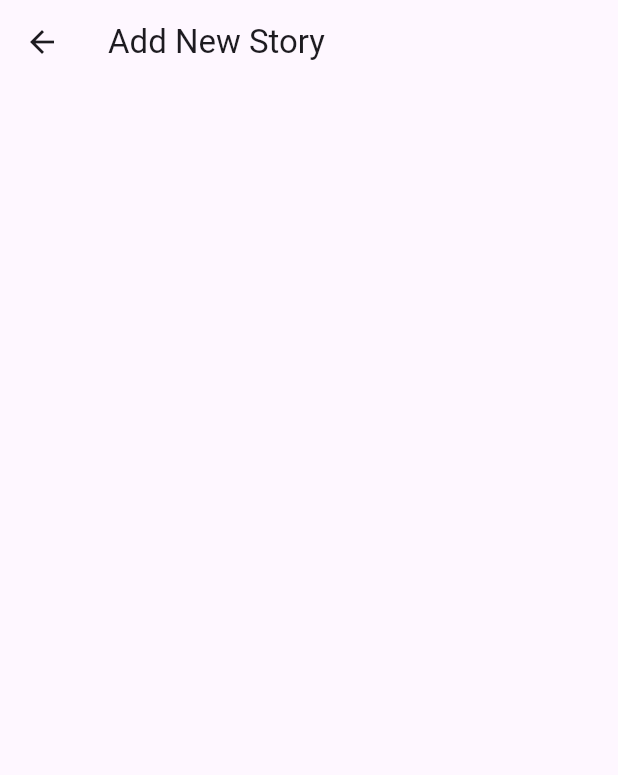
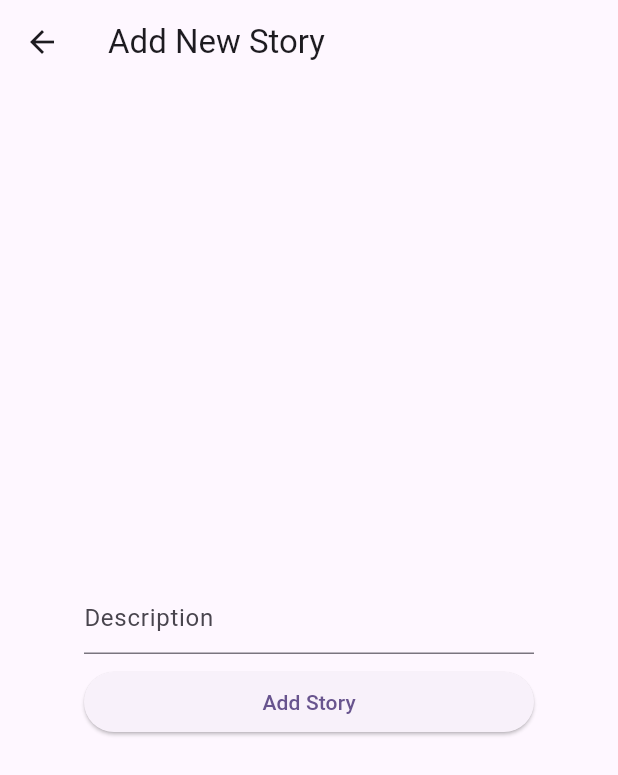
Before and after one commit to imaldi/story_app, a Flutter app: the AddNewStoryScreen screen opened directly, on a phone screen of 412 x 824 dp. Shown: the top 775 px of the screen. Run offline on Flutter 3.47's test engine with Material 3 defaults, Android fonts, the phone set to English and light mode, and no system bars; our stand-ins replace equatable, shared_preferences; accounts and stored records are empty.

Commit message:
done add new story page layout

```diff
--- a/lib/provider/add_story_provider.dart
+++ b/lib/provider/add_story_provider.dart
@@ -7,51 +7,62 @@ class AddStoryProvider extends ChangeNotifier {
   final StoryApiServices _apiServices;
 
   AddStoryProvider(
-      this._apiServices,
-      );
+    this._apiServices,
+  );
 
   AddStoryResultState _addStoryResultState = AddStoryNoneState();
 
   AddStoryResultState get addStoryResultState => _addStoryResultState;
 
+  bool isLoadingAddStory = false;
 
-  Future<void> addStory(Story story) async {
+  Future<bool> addStory(Story story) async {
     try {
       _addStoryResultState = AddStoryLoadingState();
       notifyListeners();
 
-      final result = await _apiServices.addNewStory(description: story.description ?? "", photoPath: story.photoUrl ?? "") ;
+      final result = await _apiServices.addNewStory(
+          description: story.description ?? "",
+          photoPath: story.photoUrl ?? "");
 
-      if (result.error ?? false) {
-        _addStoryResultState = AddStoryErrorState(result.message ?? "");
+      if (!result) {
+        _addStoryResultState = AddStoryErrorState("Failed add story");
         notifyListeners();
+        return false;
       } else {
         _addStoryResultState = AddStorySuccessState();
         notifyListeners();
+        return result;
       }
     } on Exception catch (e) {
       _addStoryResultState = AddStoryErrorState(e.toString());
       notifyListeners();
+      return false;
     }
   }
 
-  Future<void> addStoryAsGuest(Story story) async {
+  Future<bool> addStoryAsGuest(Story story) async {
     try {
       _addStoryResultState = AddStoryLoadingState();
       notifyListeners();
 
-      final result = await _apiServices.addNewStory(description: story.description ?? "", photoPath: story.photoUrl ?? "") ;
+      final result = await _apiServices.addNewStory(
+          description: story.description ?? "",
+          photoPath: story.photoUrl ?? "");
 
-      if (result.error ?? false) {
-        _addStoryResultState = AddStoryErrorState(result.message ?? "");
+      if (!result) {
+        _addStoryResultState = AddStoryErrorState("Failed Add Story");
         notifyListeners();
+        return false;
       } else {
         _addStoryResultState = AddStorySuccessState();
         notifyListeners();
+        return result;
       }
     } on Exception catch (e) {
       _addStoryResultState = AddStoryErrorState(e.toString());
       notifyListeners();
+      return false;
     }
   }
 }
--- a/lib/routes/router_delegate.dart
+++ b/lib/routes/router_delegate.dart
@@ -93,6 +93,9 @@ class MyRouterDelegate extends RouterDelegate
               onPop: () {
                 isAddingNewStory = false;
               },
+              onSuccessAdd: () {
+                isAddingNewStory = false;
+              },
             ),
           ),
       ];
--- a/lib/screen/add_new_story_screen.dart
+++ b/lib/screen/add_new_story_screen.dart
@@ -1,15 +1,26 @@
 import 'package:flutter/material.dart';
+import 'package:provider/provider.dart';
+import 'package:story_app/model/story_response.dart';
+import 'package:story_app/provider/add_story_provider.dart';
 
 class AddNewStoryScreen extends StatefulWidget {
-  const AddNewStoryScreen({required this.onPop, super.key});
+  const AddNewStoryScreen(
+      {required this.onPop, required this.onSuccessAdd, super.key});
 
   final Function() onPop;
+  final Function() onSuccessAdd;
 
   @override
   State<AddNewStoryScreen> createState() => _AddNewStoryScreenState();
 }
 
 class _AddNewStoryScreenState extends State<AddNewStoryScreen> {
+  final titleController = TextEditingController();
+
+  final descriptionController = TextEditingController();
+
+  final formKey = GlobalKey<FormState>();
+
   @override
   Widget build(BuildContext context) {
     return PopScope(
@@ -20,6 +31,65 @@ class _AddNewStoryScreenState extends State<AddNewStoryScreen> {
         appBar: AppBar(
           title: Text('Add New Story'),
         ),
+        body: Center(
+          child: ConstrainedBox(
+            constraints: const BoxConstraints(maxWidth: 300),
+            child: Form(
+              key: formKey,
+              child: Column(
+                mainAxisAlignment: MainAxisAlignment.center,
+                crossAxisAlignment: CrossAxisAlignment.stretch,
+                children: [
+                  // TextFormField(
+                  //   controller: titleController,
+                  //   validator: (value) {
+                  //     if (value == null || value.isEmpty) {
+                  //       return 'Please enter your email.';
+                  //     }
+                  //     return null;
+                  //   },
+                  //   decoration: const InputDecoration(
+                  //     hintText: "Email",
+                  //   ),
+                  // ),
+                  const SizedBox(height: 8),
+                  TextFormField(
+                    controller: descriptionController,
+                    obscureText: true,
+                    decoration: const InputDecoration(
+                      hintText: "Description",
+                    ),
+                    validator: (value) {
+                      if (value == null || value.isEmpty) {
+                        return 'Please enter your password.';
+                      }
+                      return null;
+                    },
+                  ),
+                  const SizedBox(height: 8),
+                  context.watch<AddStoryProvider>().isLoadingAddStory
+                      ? const Center(child: CircularProgressIndicator())
+                      : ElevatedButton(
+                          onPressed: () async {
+                            if (formKey.currentState!.validate()) {
+                              final Story story = Story(
+                                name: titleController.text,
+                                description: descriptionController.text,
+                              );
+                              final authRead = context.read<AddStoryProvider>();
+
+                              final result = await authRead.addStory(story);
+                              if (result) widget.onSuccessAdd();
+                            }
+                          },
+                          child: const Text("Add Story"),
+                        ),
+                  const SizedBox(height: 8),
+                ],
+              ),
+            ),
+          ),
+        ),
       ),
     );
   }
--- a/pubspec.yaml
+++ b/pubspec.yaml
@@ -34,6 +34,7 @@ dependencies:
   shared_preferences: ^2.3.3
   http: ^1.2.2
   equatable: ^2.0.7
+  image_picker: ^1.1.2
 
 
   # The following adds the Cupertino Icons font to your application.
```
Also changed, not shown: lib/api/story_api_service.dart (+8 -7 lines), pubspec.lock.
